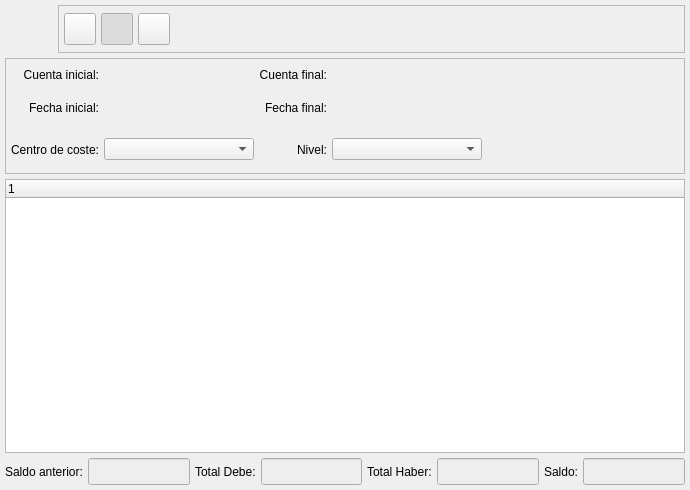
Above: bulmages/bulmacont/plugins/pluginbc_balance/balancetreebase.ui from eboladev/Bulmages-1 before the change. Below: the same form after it.
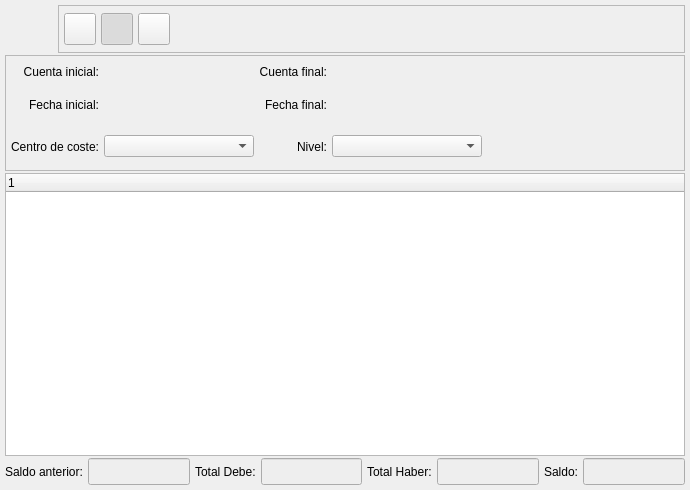
That is the form after the change. Icons and pictures are not drawn. Custom widgets are drawn as their Qt base class.

```diff
--- a/bulmages/bulmacont/plugins/pluginbc_balance/balancetreebase.ui
+++ b/bulmages/bulmacont/plugins/pluginbc_balance/balancetreebase.ui
@@ -16,19 +16,10 @@
   <property name="windowIcon" >
    <iconset resource="../../bulmages.qrc" >:/BulmaCont32x32/images/png/i_arbolBalance.xpm</iconset>
   </property>
-  <layout class="QVBoxLayout" >
-   <property name="margin" >
-    <number>5</number>
-   </property>
-   <property name="spacing" >
-    <number>5</number>
-   </property>
-   <item>
-    <layout class="QHBoxLayout" >
-     <property name="margin" >
-      <number>0</number>
-     </property>
-     <property name="spacing" >
+  <layout class="QGridLayout" name="gridLayout">
+   <item row="0" column="0">
+    <layout class="QHBoxLayout" name="horizontalLayout">
+     <property name="spacing">
       <number>5</number>
      </property>
      <item>
@@ -225,12 +216,10 @@
      </item>
     </layout>
    </item>
-   <item>
-    <widget class="QFrame" name="frame" >
-     <property name="sizePolicy" >
-      <sizepolicy>
-       <hsizetype>5</hsizetype>
-       <vsizetype>1</vsizetype>
+   <item row="1" column="0">
+    <widget class="QFrame" name="frame">
+     <property name="sizePolicy">
+      <sizepolicy hsizetype="Preferred" vsizetype="Minimum">
        <horstretch>0</horstretch>
        <verstretch>0</verstretch>
       </sizepolicy>
@@ -241,14 +230,14 @@
      <property name="frameShadow" >
       <enum>QFrame::Raised</enum>
      </property>
-     <layout class="QGridLayout" >
-      <property name="margin" >
+     <layout class="QGridLayout">
+      <property name="margin">
        <number>5</number>
       </property>
-      <property name="spacing" >
+      <property name="spacing">
        <number>5</number>
       </property>
-      <item row="0" column="4" >
+      <item row="0" column="4">
        <spacer>
         <property name="orientation" >
          <enum>Qt::Horizontal</enum>
@@ -264,9 +253,9 @@
         </property>
        </spacer>
       </item>
-      <item row="0" column="3" >
-       <widget class="BcBuscarCuenta" native="1" name="m_codigofinal" >
-        <property name="minimumSize" >
+      <item row="0" column="3">
+       <widget class="BcBuscarCuenta" name="m_codigofinal" native="true">
+        <property name="minimumSize">
          <size>
           <width>150</width>
           <height>0</height>
@@ -274,9 +263,9 @@
         </property>
        </widget>
       </item>
-      <item row="1" column="3" >
-       <widget class="BlDateSearch" native="1" name="m_fechafinal1" >
-        <property name="minimumSize" >
+      <item row="1" column="3">
+       <widget class="BlDateSearch" name="m_fechafinal1" native="true">
+        <property name="minimumSize">
          <size>
           <width>150</width>
           <height>0</height>
@@ -284,9 +273,9 @@
         </property>
        </widget>
       </item>
-      <item row="0" column="2" >
-       <widget class="QLabel" name="TextLabel1_2" >
-        <property name="text" >
+      <item row="0" column="2">
+       <widget class="QLabel" name="TextLabel1_2">
+        <property name="text">
          <string>Cuenta final:</string>
         </property>
         <property name="alignment" >
@@ -294,9 +283,9 @@
         </property>
        </widget>
       </item>
-      <item row="1" column="2" >
-       <widget class="QLabel" name="TextLabel1_2_2_2" >
-        <property name="text" >
+      <item row="1" column="2">
+       <widget class="QLabel" name="TextLabel1_2_2_2">
+        <property name="text">
          <string>Fecha final:</string>
         </property>
         <property name="alignment" >
@@ -304,9 +293,9 @@
         </property>
        </widget>
       </item>
-      <item row="1" column="0" >
-       <widget class="QLabel" name="TextLabel1_2_2" >
-        <property name="text" >
+      <item row="1" column="0">
+       <widget class="QLabel" name="TextLabel1_2_2">
+        <property name="text">
          <string>Fecha inicial:</string>
         </property>
         <property name="alignment" >
@@ -314,9 +303,9 @@
         </property>
        </widget>
       </item>
-      <item row="1" column="1" >
-       <widget class="BlDateSearch" native="1" name="m_fechainicial1" >
-        <property name="minimumSize" >
+      <item row="1" column="1">
+       <widget class="BlDateSearch" name="m_fechainicial1" native="true">
+        <property name="minimumSize">
          <size>
           <width>150</width>
           <height>0</height>
@@ -324,9 +313,9 @@
         </property>
        </widget>
       </item>
-      <item row="0" column="1" >
-       <widget class="BcBuscarCuenta" native="1" name="m_codigoinicial" >
-        <property name="minimumSize" >
+      <item row="0" column="1">
+       <widget class="BcBuscarCuenta" name="m_codigoinicial" native="true">
+        <property name="minimumSize">
          <size>
           <width>150</width>
           <height>0</height>
@@ -334,9 +323,9 @@
         </property>
        </widget>
       </item>
-      <item row="0" column="0" >
-       <widget class="QLabel" name="TextLabel1" >
-        <property name="text" >
+      <item row="0" column="0">
+       <widget class="QLabel" name="TextLabel1">
+        <property name="text">
          <string>Cuenta inicial:</string>
         </property>
         <property name="alignment" >
@@ -344,7 +333,7 @@
         </property>
        </widget>
       </item>
-      <item row="2" column="4" >
+      <item row="2" column="4">
        <spacer>
         <property name="orientation" >
          <enum>Qt::Horizontal</enum>
@@ -357,7 +346,7 @@
         </property>
        </spacer>
       </item>
-      <item row="1" column="4" >
+      <item row="1" column="4">
        <spacer>
         <property name="orientation" >
          <enum>Qt::Horizontal</enum>
@@ -373,9 +362,9 @@
         </property>
        </spacer>
       </item>
-      <item row="2" column="2" >
-       <widget class="QLabel" name="textLabel1_2" >
-        <property name="text" >
+      <item row="2" column="2">
+       <widget class="QLabel" name="textLabel1_2">
+        <property name="text">
          <string>Nivel:</string>
         </property>
         <property name="alignment" >
@@ -383,9 +372,9 @@
         </property>
        </widget>
       </item>
-      <item row="2" column="0" >
-       <widget class="QLabel" name="textLabel1" >
-        <property name="text" >
+      <item row="2" column="0">
+       <widget class="QLabel" name="textLabel1">
+        <property name="text">
          <string>Centro de coste:</string>
         </property>
         <property name="alignment" >
@@ -393,9 +382,9 @@
         </property>
        </widget>
       </item>
-      <item row="2" column="3" >
-       <widget class="QComboBox" name="combonivel" >
-        <property name="minimumSize" >
+      <item row="2" column="3">
+       <widget class="QComboBox" name="combonivel">
+        <property name="minimumSize">
          <size>
           <width>150</width>
           <height>0</height>
@@ -403,9 +392,9 @@
         </property>
        </widget>
       </item>
-      <item row="2" column="1" >
-       <widget class="BcBuscarCentroCoste" name="mui_combocoste" >
-        <property name="minimumSize" >
+      <item row="2" column="1">
+       <widget class="BcBuscarCentroCoste" name="mui_combocoste">
+        <property name="minimumSize">
          <size>
           <width>150</width>
           <height>0</height>
@@ -416,17 +405,23 @@
      </layout>
     </widget>
    </item>
-   <item>
-    <widget class="QTreeWidget" name="listado" />
+   <item row="2" column="0">
+    <widget class="QTreeWidget" name="listado">
+     <column>
+      <property name="text">
+       <string notr="true">1</string>
+      </property>
+     </column>
+    </widget>
    </item>
-   <item>
-    <layout class="QHBoxLayout" >
-     <property name="margin" >
-      <number>0</number>
-     </property>
-     <property name="spacing" >
+   <item row="3" column="0">
+    <layout class="QHBoxLayout">
+     <property name="spacing">
       <number>5</number>
      </property>
+     <property name="margin">
+      <number>0</number>
+     </property>
      <item>
       <spacer>
        <property name="orientation" >
@@ -715,7 +710,7 @@
    </item>
   </layout>
  </widget>
- <layoutdefault spacing="2" margin="5" />
+ <layoutdefault spacing="2" margin="5"/>
  <customwidgets>
   <customwidget>
    <class>BcBuscarCentroCoste</class>
```
Left out of the diff: 315 changed lines with no effect on the pictures.
